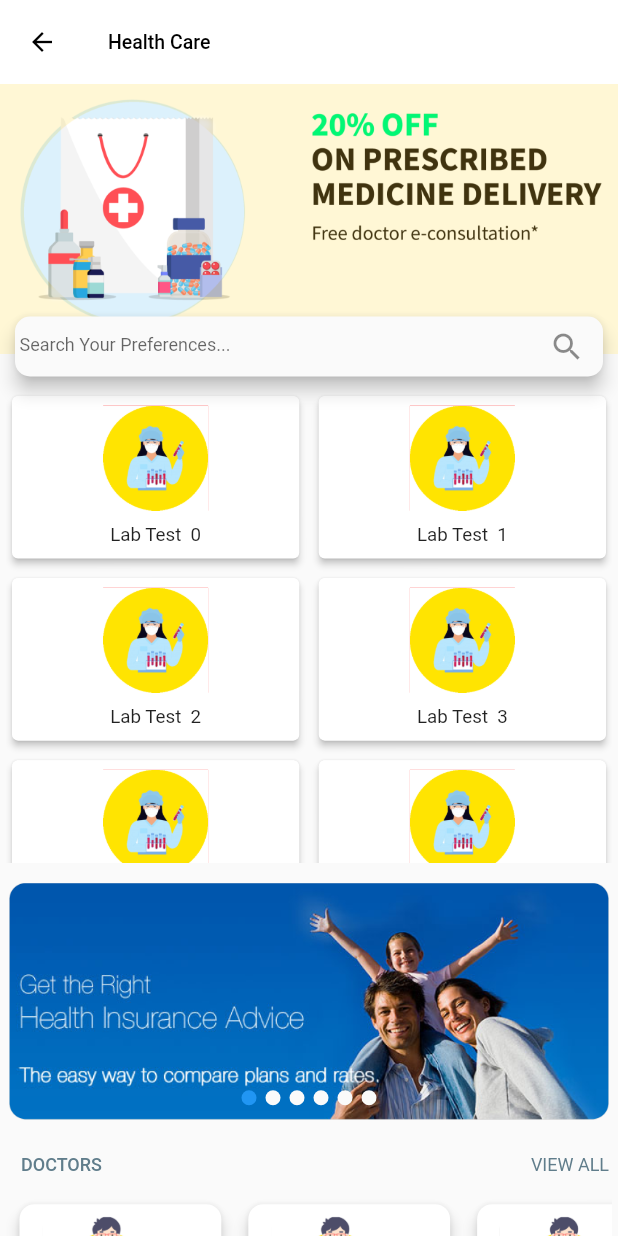
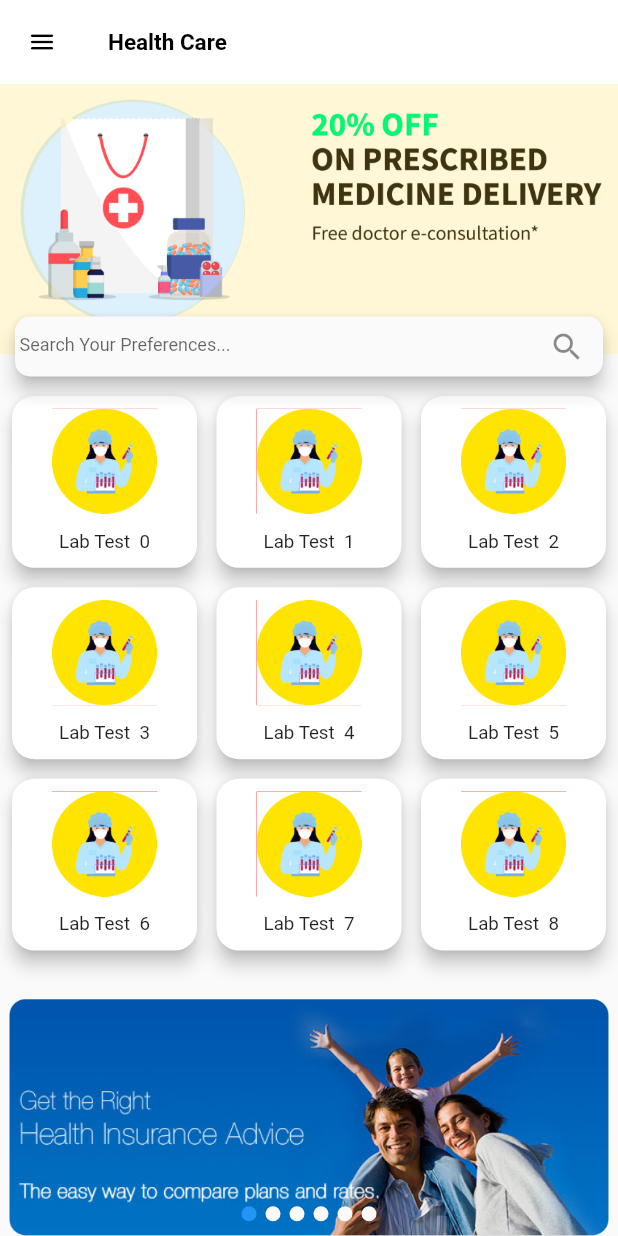
Before and after one commit to Abhijithsp/flutter_ui, a Flutter app: the HealthCareDashboard screen opened directly, on a phone screen of 412 x 824 dp. Run offline on Flutter 3.47's test engine with Material 2 defaults, Android fonts, the phone set to English and light mode, and no system bars; our stand-ins replace flutter_swiper, shared_preferences, toggle_switch; accounts and stored records are empty.

Commit message:
design fix

```diff
--- a/lib/View/Dashboard/ServiceDashboardView.dart
+++ b/lib/View/Dashboard/ServiceDashboardView.dart
@@ -21,8 +21,7 @@ class _ServiceDashboardViewState extends State<ServiceDashboardView> {
   Widget build(BuildContext context) {
     return Scaffold(
       appBar: PreferredSize(
-        preferredSize:
-            Size.fromHeight(30.0 + MediaQuery.of(context).padding.top),
+        preferredSize: Size.fromHeight(30.0 + MediaQuery.of(context).padding.top),
         child: SafeArea(
           child: AppBar(
             elevation: 0,
--- a/lib/View/Healthcare/HealthCareDashboard.dart
+++ b/lib/View/Healthcare/HealthCareDashboard.dart
@@ -24,7 +24,7 @@ class _HealthCareDashboardState extends State<HealthCareDashboard> {
         appBar: AppBar(
           elevation: 0,
           leading: IconButton(
-            icon: Icon(Icons.arrow_back),
+            icon: Icon(Icons.menu_rounded),
             color: Colors.black,
             iconSize: 20.0,
             onPressed: () {
@@ -34,7 +34,7 @@ class _HealthCareDashboardState extends State<HealthCareDashboard> {
           automaticallyImplyLeading: true,
           title: Text(
             "Health Care",
-            style: TextStyle(color: Colors.black, fontSize: 13),
+            style: TextStyle(color: Colors.black, fontSize: 15,fontWeight: FontWeight.bold),
           ),
           backgroundColor: Colors.white,
         ),
@@ -122,7 +122,7 @@ class _HealthCareDashboardState extends State<HealthCareDashboard> {
   Widget _HealthGrid() {
     var size = MediaQuery.of(context).size;
     final double itemHeight = 140;
-    final double itemWidth = 240;
+    final double itemWidth = 150;
     return SingleChildScrollView(
       child: Padding(
         padding: const EdgeInsets.all(4.0),
@@ -131,20 +131,23 @@ class _HealthCareDashboardState extends State<HealthCareDashboard> {
           children: [
             Container(
               color: Colors.transparent,
-              height: 315,
+              height: size.height /2.1,
               width: size.width * 1.8,
               child: GridView.builder(
-                itemCount: 6,
+                itemCount: 9,
                 shrinkWrap: true,
                 gridDelegate: SliverGridDelegateWithFixedCrossAxisCount(
-                  crossAxisCount: 2,
+                  crossAxisCount: 3,
                   crossAxisSpacing: 5,
                   mainAxisSpacing: 5,
                   childAspectRatio: (itemWidth / itemHeight),
                 ),
                 itemBuilder: (BuildContext context, int index) {
                   return Card(
-                    elevation: 2,
+                    elevation: 5,
+                    shape: RoundedRectangleBorder(
+                      borderRadius: BorderRadius.circular(15.0),
+                    ),
                     child: GestureDetector(
                       onTap: () {
                         Navigator.push(
```
Also changed, not shown: lib/main.dart (+47 -96 lines), 6 other files.
